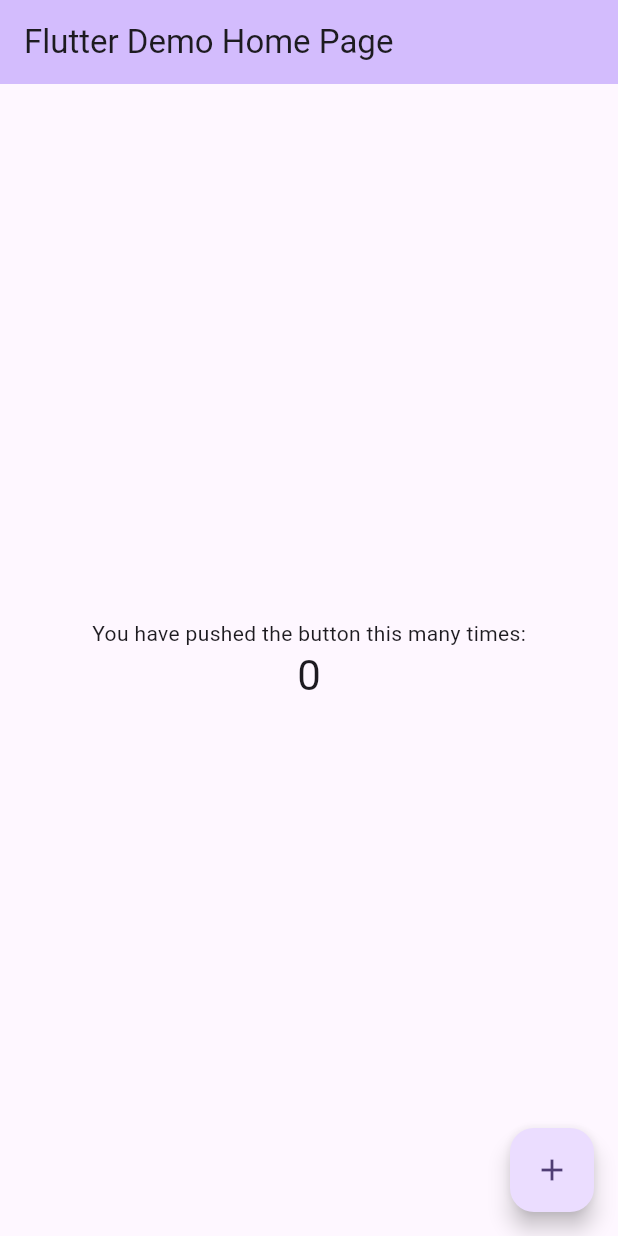
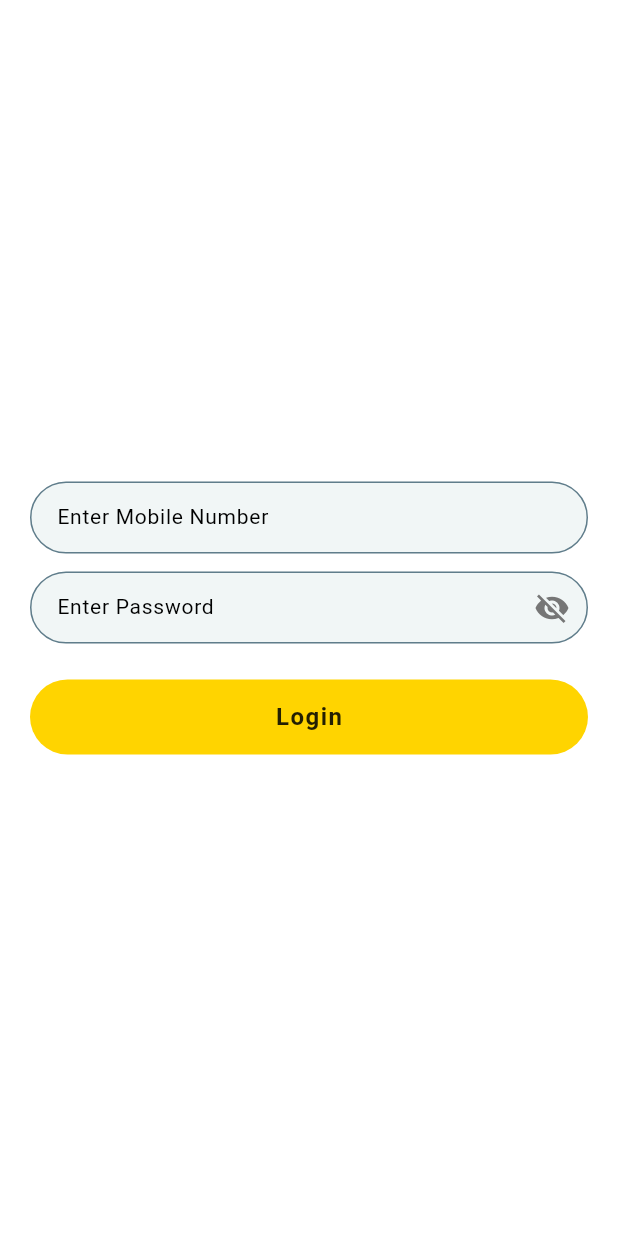
Before and after one commit to kirupa094/disease_detection_ui, a Flutter app: the screen it shows after launch, on a phone screen of 412 x 824 dp. Run offline on Flutter 3.47's test engine with Material 2 defaults, Android fonts, the phone set to English and light mode, and no system bars.

Commit message:
login page done

```diff
--- /dev/null
+++ b/lib/custom_widget/custom_button.dart
@@ -0,0 +1,47 @@
+import 'package:flutter/material.dart';
+
+class CustomButton extends StatelessWidget {
+  final String title;
+  final Color? boxColor;
+  final Color? textColor;
+  final Function onPressedCallBack;
+  const CustomButton(
+      {Key? key,
+      required this.title,
+      required this.onPressedCallBack,
+      this.boxColor,
+      this.textColor})
+      : super(key: key);
+
+  @override
+  Widget build(BuildContext context) {
+    return Container(
+      decoration: BoxDecoration(
+        color: (boxColor ?? const Color.fromARGB(255, 255, 212, 0)),
+        borderRadius: BorderRadius.circular(50),
+      ),
+      child: TextButton(
+        style: TextButton.styleFrom(
+          minimumSize: const Size.fromHeight(50),
+          padding: const EdgeInsets.symmetric(vertical: 12, horizontal: 48),
+          primary: Colors.white,
+          backgroundColor: Colors.transparent,
+          textStyle: TextStyle(
+            fontSize: 16,
+            fontWeight: FontWeight.w700,
+            letterSpacing: 1,
+          ),
+        ),
+        onPressed: () => onPressedCallBack(),
+        child: Text(
+          title,
+          style: TextStyle(
+            color: (textColor ?? const Color.fromARGB(255, 35, 31, 2)),
+            fontWeight: FontWeight.w700,
+            fontSize: 16,
+          ),
+        ),
+      ),
+    );
+  }
+}
--- /dev/null
+++ b/lib/custom_widget/custom_textfield.dart
@@ -0,0 +1,99 @@
+import 'package:flutter/material.dart';
+
+class CustomTextFieldWidget extends StatefulWidget {
+  final String hintText;
+  final Function(String) onChanged;
+  bool obscureText;
+  final String? errorMsg;
+  final String? Function(String?) validator;
+  final TextAlign textAlign;
+  final bool isPassword;
+  CustomTextFieldWidget({
+    Key? key,
+    required this.hintText,
+    required this.onChanged,
+    required this.obscureText,
+    required this.errorMsg,
+    required this.validator,
+    required this.textAlign,
+    required this.isPassword,
+  }) : super(key: key);
+
+  @override
+  State<CustomTextFieldWidget> createState() => _CustomTextFieldWidgetState();
+}
+
+class _CustomTextFieldWidgetState extends State<CustomTextFieldWidget> {
+  late bool _obscureText;
+  @override
+  void initState() {
+    _obscureText = widget.obscureText;
+    super.initState();
+  }
+
+  @override
+  Widget build(BuildContext context) {
+    return TextFormField(
+      validator: widget.validator,
+      onChanged: widget.onChanged,
+      cursorColor: Colors.black,
+      obscureText: _obscureText,
+      textAlign: widget.textAlign,
+      style: const TextStyle(
+        fontSize: 14,
+        fontWeight: FontWeight.w400,
+      ),
+      decoration: InputDecoration(
+        errorMaxLines: 3,
+        errorText: widget.errorMsg,
+        errorStyle: const TextStyle(
+            fontSize: 14,
+            height: 1),
+        contentPadding: const EdgeInsets.symmetric(
+          vertical: 12,
+          horizontal: 14,
+        ),
+        suffixIconColor: const Color.fromARGB(255, 118, 118, 118),
+        suffixIcon: widget.isPassword
+            ? IconButton(
+                onPressed: () {
+                  setState(() {
+                    _obscureText = !_obscureText;
+                  });
+                },
+                icon: Icon(
+                  color: const Color.fromARGB(255, 118, 118, 118),
+                  _obscureText ? Icons.visibility_off : Icons.visibility,
+                ),
+              )
+            : null,
+        filled: true,
+        fillColor: const Color.fromARGB(255, 241, 246, 246),
+        hintText: widget.hintText,
+        hintStyle: const TextStyle(
+            color: Colors.black,
+            fontSize: 14,
+            fontWeight: FontWeight.w400),
+        focusedBorder: OutlineInputBorder(
+          borderSide: const BorderSide(color: Colors.blueGrey),
+          borderRadius: BorderRadius.circular(50),
+        ),
+        errorBorder: const OutlineInputBorder(
+            borderRadius: BorderRadius.all(Radius.circular(50)),
+            borderSide: BorderSide(
+              color: Colors.red,
+            )),
+        focusedErrorBorder: const OutlineInputBorder(
+          borderRadius: BorderRadius.all(Radius.circular(50)),
+          borderSide: BorderSide(
+            color: Colors.red,
+          ),
+        ),
+        enabledBorder: OutlineInputBorder(
+          borderSide: const BorderSide(color: Colors.blueGrey),
+          borderRadius: BorderRadius.circular(50),
+        ),
+      ),
+    );
+  }
+}
--- /dev/null
+++ b/lib/login.dart
@@ -0,0 +1,165 @@
+import 'package:disease/custom_widget/custom_button.dart';
+import 'package:disease/custom_widget/custom_loading_button.dart';
+import 'package:disease/custom_widget/custom_textfield.dart';
+import 'package:disease/home_screen.dart';
+import 'package:disease/utils/custom_function.dart';
+import 'package:flutter/material.dart';
+
+class LoginPage extends StatefulWidget {
+  const LoginPage({Key? key}) : super(key: key);
+
+  @override
+  State<LoginPage> createState() => _LoginPageState();
+}
+
+class _LoginPageState extends State<LoginPage> {
+  late String userName = '';
+  late String password = '';
+  bool isLoading = false;
+  bool isError = false;
+  bool isMounted = false;
+
+  final GlobalKey<FormState> _form = GlobalKey<FormState>();
+
+  @override
+  void initState() {
+    super.initState();
+    isMounted = true;
+  }
+
+  @override
+  void dispose() {
+    isMounted = false;
+    super.dispose();
+  }
+
+  @override
+  Widget build(BuildContext context) {
+    return WillPopScope(
+      onWillPop: () async {
+        return false;
+      },
+      child: SafeArea(
+        child: Scaffold(
+          backgroundColor: Colors.white,
+          body: Center(
+            child: Form(
+              key: _form,
+              child: Container(
+                margin: const EdgeInsets.all(20),
+                child: Column(
+                  crossAxisAlignment: CrossAxisAlignment.center,
+                  mainAxisAlignment: MainAxisAlignment.center,
+                  children: [
+                    CustomTextFieldWidget(
+                      isPassword: false,
+                      textAlign: TextAlign.left,
+                      obscureText: false,
+                      hintText: 'Enter Mobile Number',
+                      errorMsg: null,
+                      validator: (value) {
+                        if (!CustomFunction.isValidName(value!)) {
+                          return 'Mobile Number Could not be Empty';
+                        }
+                        return null;
+                      },
+                      onChanged: (name) {
+                        setState(() {
+                          userName = name;
+                        });
+                      },
+                    ),
+                    const SizedBox(
+                      height: 12,
+                    ),
+                    CustomTextFieldWidget(
+                      isPassword: true,
+                      textAlign: TextAlign.left,
+                      obscureText: true,
+                      hintText: "Enter Password",
+                      errorMsg: null,
+                      validator: (value) {
+                        if (!CustomFunction.isValidPassword(value!)) {
+                          return 'Password Could not be Empty';
+                        }
+                        return null;
+                      },
+                      onChanged: (value) {
+                        setState(() {
+                          password = value;
+                        });
+                      },
+                    ),
+                    const SizedBox(
+                      height: 12,
+                    ),
+                    isError
+                        ? const Center(
+                            child: Text(
+                              "Enter Correct Credential.",
+                              style: TextStyle(
+                                color: Colors.red,
+                                fontSize: 12,
+                                fontWeight: FontWeight.w400,
+                              ),
+                            ),
+                          )
+                        : const SizedBox.shrink(),
+                    const SizedBox(
+                      height: 12,
+                    ),
+                    !isLoading
+                        ? CustomButton(
+                            title: 'Login',
+                            onPressedCallBack: () async {
+                              if (_form.currentState!.validate()) {
+                                if (!isMounted) return;
+
+                                setState(() {
+                                  isError = false;
+                                  isLoading = true;
+                                });
+
+                                await Future.delayed(
+                                    const Duration(milliseconds: 1000));
+
+                                if (!isMounted) return;
+
+                                setState(() {
+                                  isLoading = false;
+                                });
+
+                                if (userName != '0771234567' ||
+                                    password != '123456') {
+                                  setState(() {
+                                    isError = true;
+                                  });
+                                } else {
+                                  WidgetsBinding.instance.addPostFrameCallback(
+                                    (_) {
+                                      if (isMounted) {
+                                        Navigator.pushReplacement(
+                                          context,
+                                          MaterialPageRoute(
+                                            builder: (context) =>
+                                                const HomeScreen(),
+                                          ),
+                                        );
+                                      }
+                                    },
+                                  );
+                                }
+                              }
+                            },
+                          )
+                        : const CustomLoadingButton(),
+                  ],
+                ),
+              ),
+            ),
+          ),
+        ),
+      ),
+    );
+  }
+}
--- a/lib/main.dart
+++ b/lib/main.dart
@@ -1,3 +1,4 @@
+import 'package:disease/login.dart';
 import 'package:flutter/material.dart';
 
 void main() {
@@ -12,58 +13,10 @@ class MyApp extends StatelessWidget {
     return MaterialApp(
       title: 'Disease Detection',
       theme: ThemeData(
-        colorScheme: ColorScheme.fromSeed(seedColor: Colors.deepPurple),
         useMaterial3: true,
       ),
-      home: const MyHomePage(title: 'Flutter Demo Home Page'),
+      debugShowCheckedModeBanner: false,
+      home: const LoginPage(),
     );
   }
 }
-
-class MyHomePage extends StatefulWidget {
-  const MyHomePage({super.key, required this.title});
-
-  final String title;
-
-  @override
-  State<MyHomePage> createState() => _MyHomePageState();
-}
-
-class _MyHomePageState extends State<MyHomePage> {
-  int _counter = 0;
-
-  void _incrementCounter() {
-    setState(() {
-      _counter++;
-    });
-  }
-
-  @override
-  Widget build(BuildContext context) {
-    return Scaffold(
-      appBar: AppBar(
-        backgroundColor: Theme.of(context).colorScheme.inversePrimary,
-        title: Text(widget.title),
-      ),
-      body: Center(
-        child: Column(
-          mainAxisAlignment: MainAxisAlignment.center,
-          children: <Widget>[
-            const Text(
-              'You have pushed the button this many times:',
-            ),
-            Text(
-              '$_counter',
-              style: Theme.of(context).textTheme.headlineMedium,
-            ),
-          ],
-        ),
-      ),
-      floatingActionButton: FloatingActionButton(
-        onPressed: _incrementCounter,
-        tooltip: 'Increment',
-        child: const Icon(Icons.add),
-      ),
-    );
-  }
-}
```
Also changed, not shown: lib/custom_widget/custom_loading_button.dart (added, +48 -0 lines), lib/home_screen.dart (added, +19 -0 lines), lib/utils/custom_function.dart (added, +16 -0 lines), 2 other files.
